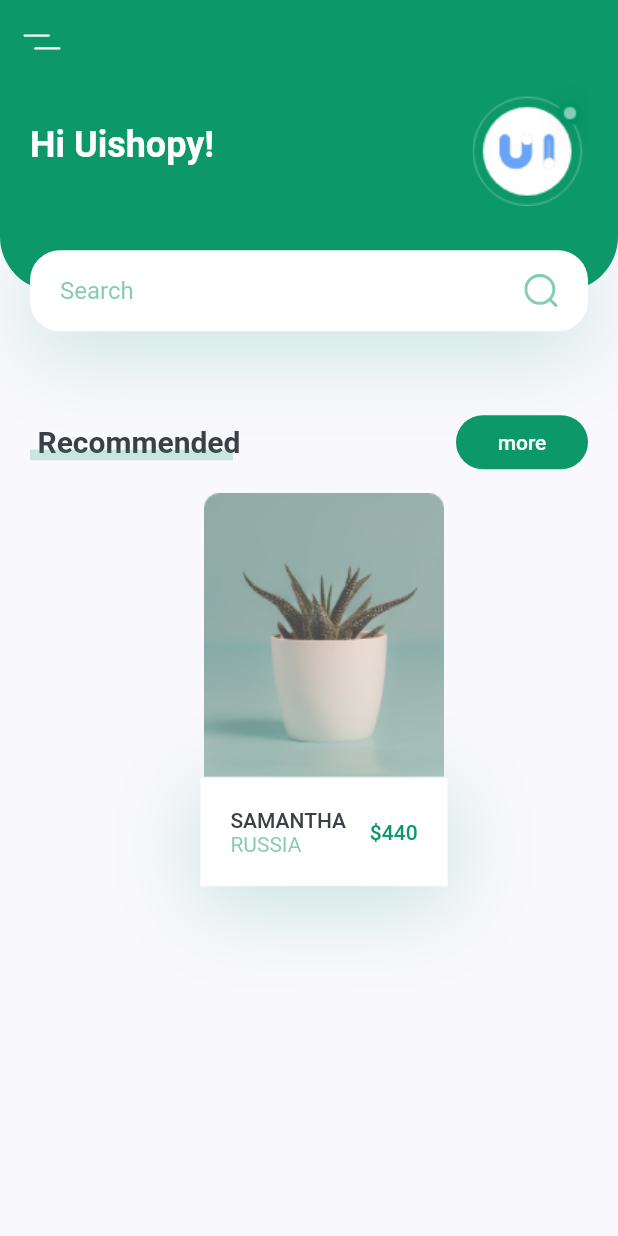
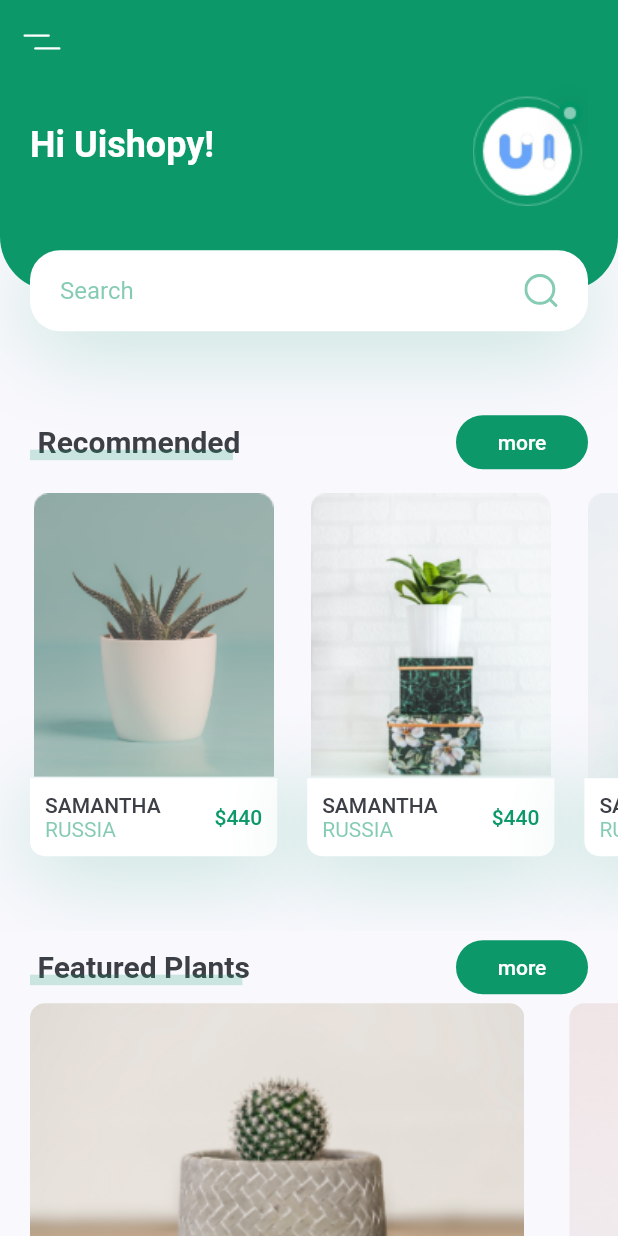
Before and after one commit to Ree-jp/Plant-App-Flutter-UI, a Flutter app: the screen it shows after launch, on a phone screen of 412 x 824 dp. Run offline on Flutter 3.47's test engine with Material 2 defaults, Android fonts, the phone set to English and light mode, and no system bars; our stand-ins replace flutter_svg.

Commit message:
5day RecommendsPlants FeaturedPlants

```diff
--- a/lib/components/body.dart
+++ b/lib/components/body.dart
@@ -1,8 +1,10 @@
 import 'package:flutter/material.dart';
 import 'package:plant_app/constants.dart';
 
+import 'featured_plants.dart';
 import 'header_with_searchbox.dart';
 import 'title_with_more_btn.dart';
+import 'recommend_plats.dart';
 
 class Body extends StatelessWidget {
   @override
@@ -18,88 +20,16 @@ class Body extends StatelessWidget {
           title: "Recommended",
           press: () {},
         ),
-        Container(
-            margin: EdgeInsets.only(
-                left: kDefaultPadding,
-                top: kDefaultPadding / 2,
-                bottom: kDefaultPadding * 2.5),
-            width: size.width * 0.4,
-            child: Column(children: <Widget>[
-              Image.asset("assets/images/image_1.png"),
-              Container(
-                padding: EdgeInsets.all(kDefaultPadding),
-                decoration: BoxDecoration(
-                  color: Colors.white,
-                  boxShadow: [
-                    BoxShadow(
-                        offset: Offset(0, 10),
-                        blurRadius: 50,
-                        color: kPrimaryColor.withOpacity(0.23))
-                  ],
-                ),
-                child: Row(
-                  children: <Widget>[
-                    RichText(
-                      text: TextSpan(children: [
-                        TextSpan(
-                            text: "samantha\n".toUpperCase(), //全部大文字にする
-                            style: Theme.of(context).textTheme.button),
-                        TextSpan(
-                            text: "Russia".toUpperCase(),
-                            style: TextStyle(
-                                color: kPrimaryColor.withOpacity(0.5)))
-                      ]),
-                    ),
-                    Spacer(),
-                    Text(
-                      '\$440',
-                      style: Theme.of(context)
-                          .textTheme
-                          .button
-                          .copyWith(color: kPrimaryColor),
-                    )
-                  ],
-                ),
-              ),
-            ]))
+        RecommendsPlants(),
+        TitleWithMoreBtn(
+          title: "Featured Plants",
+          press: () {},
+        ),
+        FeaturedPlantCard(),
+        SizedBox(
+          height: kDefaultPadding,
+        )
       ],
     ));
   }
 }
-
-class TitleWithCustomUnderline extends StatelessWidget {
-  const TitleWithCustomUnderline({
-    Key key,
-    this.text,
-  }) : super(key: key);
-
-  final String text;
-
-  @override
-  Widget build(BuildContext context) {
-    return Container(
-      height: 24, //文字の高さを制限する 収まらなかったら切れる
-      child: Stack(
-        children: <Widget>[
-          Padding(
-            padding: const EdgeInsets.only(left: kDefaultPadding / 4),
-            //文字をずらす
-            child: Text(text,
-                style: TextStyle(fontSize: 20, fontWeight: FontWeight.bold)),
-          ),
-          Positioned(
-            //Stack内での絶対位置
-            bottom: 0,
-            left: 0,
-            right: 0,
-            child: Container(
-              margin: EdgeInsets.only(right: kDefaultPadding / 4), //線をずらす
-              height: 7, //高さを制限
-              color: kPrimaryColor.withOpacity(0.2), //色指定
-            ),
-          )
-        ],
-      ),
-    );
-  }
-}
--- /dev/null
+++ b/lib/components/featured_plants.dart
@@ -0,0 +1,59 @@
+import 'package:flutter/material.dart';
+import 'package:plant_app/constants.dart';
+
+class FeaturedPlantCard extends StatelessWidget {
+  const FeaturedPlantCard({
+    Key key,
+  }) : super(key: key);
+
+  @override
+  Widget build(BuildContext context) {
+    return SingleChildScrollView(
+      scrollDirection: Axis.horizontal,
+      child: Row(
+        children: <Widget>[
+          FeaturePlantCard(
+            image: "assets/images/bottom_img_1.png",
+            press: () {},
+          ),
+          FeaturePlantCard(
+            image: "assets/images/bottom_img_2.png",
+            press: () {},
+          ),
+        ],
+      ),
+    );
+  }
+}
+
+class FeaturePlantCard extends StatelessWidget {
+  const FeaturePlantCard({
+    Key key,
+    this.image,
+    this.press,
+  }) : super(key: key);
+
+  final String image;
+  final Function press;
+
+  @override
+  Widget build(BuildContext context) {
+    Size size = MediaQuery.of(context).size;
+
+    return GestureDetector(
+      onTap: press,
+      child: Container(
+        margin: EdgeInsets.only(
+            left: kDefaultPadding,
+            right: kDefaultPadding / 2,
+            bottom: kDefaultPadding / 2),
+        width: size.width * 0.8,
+        height: 185,
+        decoration: BoxDecoration(
+            borderRadius: BorderRadius.circular(10),
+            image:
+                DecorationImage(fit: BoxFit.cover, image: AssetImage(image))),
+      ),
+    );
+  }
+}
--- /dev/null
+++ b/lib/components/recommend_plats.dart
@@ -0,0 +1,113 @@
+import 'package:flutter/material.dart';
+import 'package:plant_app/constants.dart';
+
+
+class RecommendsPlants extends StatelessWidget {
+  const RecommendsPlants({
+    Key key,
+  }) : super(key: key);
+
+  @override
+  Widget build(BuildContext context) {
+    return SingleChildScrollView(
+      scrollDirection: Axis.horizontal, //水平にスクロール出来るように
+      child: Row(
+        children: <Widget>[
+          RecommendPlatCard(
+            image: "assets/images/image_1.png",
+            title: "samantha",
+            country: "Russia",
+            price: 440,
+            press: () {},
+          ),
+          RecommendPlatCard(
+            image: "assets/images/image_2.png",
+            title: "samantha",
+            country: "Russia",
+            price: 440,
+            press: () {},
+          ),
+          RecommendPlatCard(
+            image: "assets/images/image_3.png",
+            title: "samantha",
+            country: "Russia",
+            price: 440,
+            press: () {},
+          )
+        ],
+      ),
+    );
+  }
+}
+
+class RecommendPlatCard extends StatelessWidget {
+  const RecommendPlatCard({
+    Key key,
+    this.image,
+    this.title,
+    this.country,
+    this.price,
+    this.press,
+  }) : super(key: key);
+
+  final String image, title, country;
+  final int price;
+  final Function press;
+
+  @override
+  Widget build(BuildContext context) {
+    Size size = MediaQuery.of(context).size;
+
+    return Container(
+        margin: EdgeInsets.only(
+            left: kDefaultPadding,
+            top: kDefaultPadding / 2,
+            bottom: kDefaultPadding * 2.5),
+        width: size.width * 0.4,
+        child: Column(children: <Widget>[
+          Image.asset(image),
+          GestureDetector(
+            onTap: press,
+            child: Container(
+              //説明欄
+              padding: EdgeInsets.all(kDefaultPadding / 2),
+              decoration: BoxDecoration(
+                color: Colors.white,
+                borderRadius: BorderRadius.only(
+                    bottomLeft: Radius.circular(10),
+                    bottomRight: Radius.circular(10)),
+                boxShadow: [
+                  BoxShadow(
+                      offset: Offset(0, 10),
+                      blurRadius: 50,
+                      color: kPrimaryColor.withOpacity(0.23))
+                ],
+              ),
+              child: Row(
+                children: <Widget>[
+                  RichText(
+                    text: TextSpan(children: [
+                      TextSpan(
+                          text: "$title\n".toUpperCase(), //全部大文字にする
+                          style: Theme.of(context).textTheme.button),
+                      TextSpan(
+                          text: "$country".toUpperCase(),
+                          style:
+                          TextStyle(color: kPrimaryColor.withOpacity(0.5)))
+                    ]),
+                  ),
+                  Spacer(),
+                  Text(
+                    '\$$price',
+                    style: Theme.of(context)
+                        .textTheme
+                        .button
+                        .copyWith(color: kPrimaryColor),
+                  )
+                ],
+              ),
+            ),
+          )
+        ]));
+  }
+}
--- a/lib/components/title_with_more_btn.dart
+++ b/lib/components/title_with_more_btn.dart
@@ -1,7 +1,5 @@
 import 'package:flutter/material.dart';
 import 'package:plant_app/constants.dart';
-
-import 'body.dart';
 
 class TitleWithMoreBtn extends StatelessWidget {
   const TitleWithMoreBtn({
@@ -38,3 +36,40 @@ class TitleWithMoreBtn extends StatelessWidget {
     );
   }
 }
+
+class TitleWithCustomUnderline extends StatelessWidget {
+  const TitleWithCustomUnderline({
+    Key key,
+    this.text,
+  }) : super(key: key);
+
+  final String text;
+
+  @override
+  Widget build(BuildContext context) {
+    return Container(
+      height: 24, //文字の高さを制限する 収まらなかったら切れる
+      child: Stack(
+        children: <Widget>[
+          Padding(
+            padding: const EdgeInsets.only(left: kDefaultPadding / 4),
+            //文字をずらす
+            child: Text(text,
+                style: TextStyle(fontSize: 20, fontWeight: FontWeight.bold)),
+          ),
+          Positioned(
+            //Stack内での絶対位置
+            bottom: 0,
+            left: 0,
+            right: 0,
+            child: Container(
+              margin: EdgeInsets.only(right: kDefaultPadding / 4), //線をずらす
+              height: 7, //高さを制限
+              color: kPrimaryColor.withOpacity(0.2), //色指定
+            ),
+          )
+        ],
+      ),
+    );
+  }
+}
```
